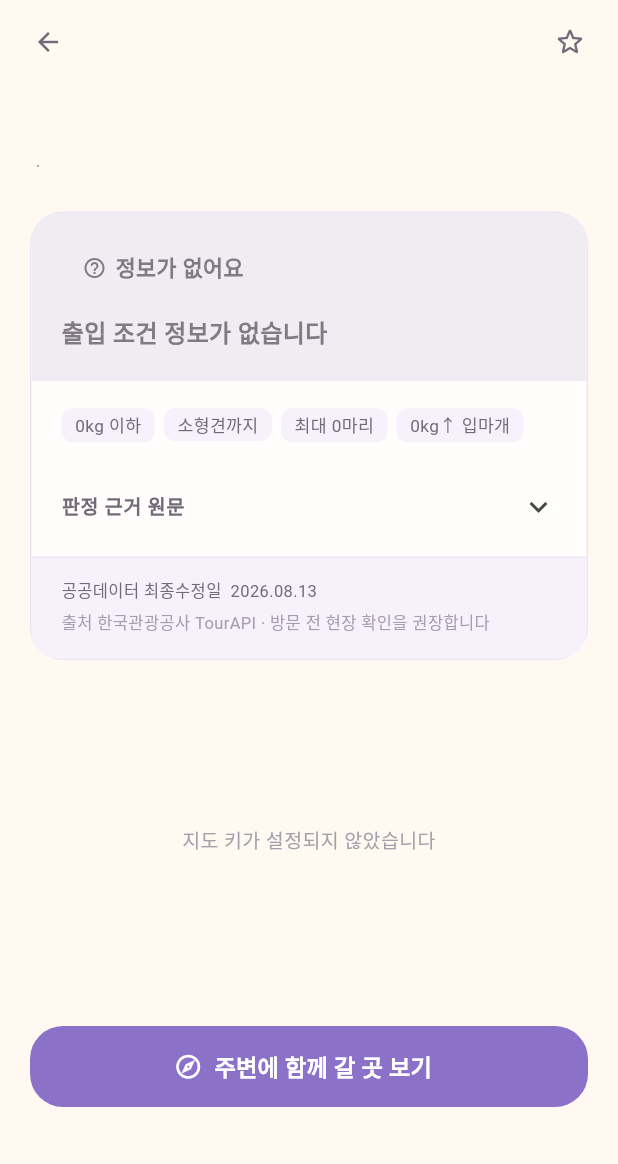
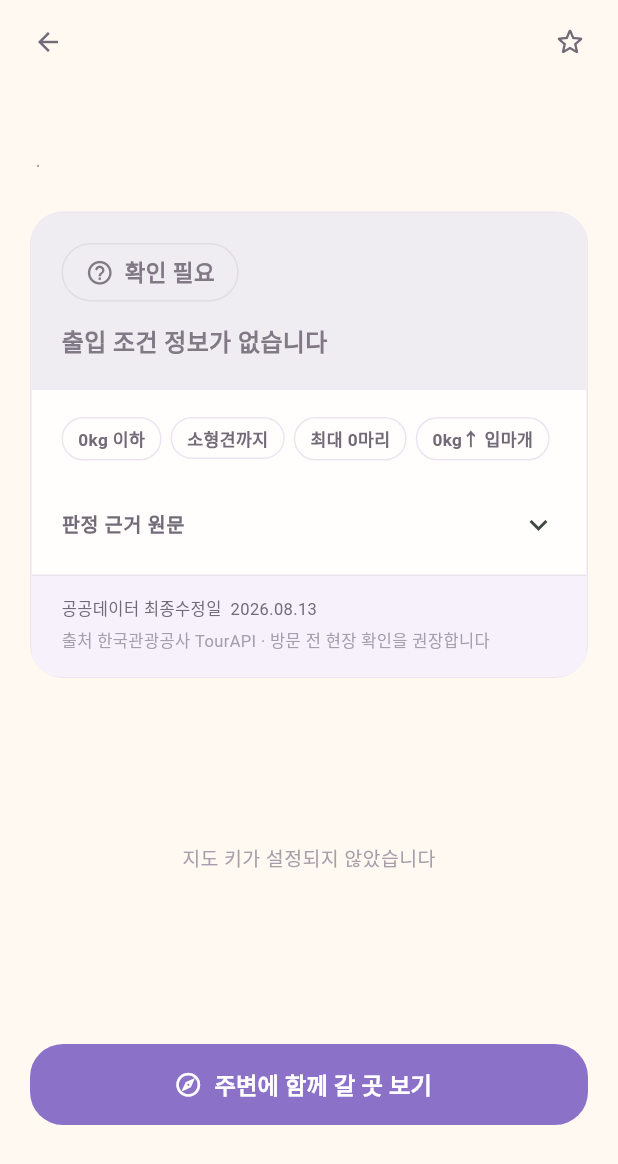
Before and after one commit to GuguGaewoo/petpass, a Flutter app: the PlaceDetailScreen screen opened directly with empty values, on a phone screen of 412 x 824 dp. Shown: the top 1164 px of the screen. Run offline on Flutter 3.47's test engine with Material 3 defaults, Android fonts, the phone set to English and light mode, and no system bars; our stand-ins replace shared_preferences, supabase_flutter, web; missing offline and left inert: dart:js_interop, dart:ui_web, flutter_naver_map; accounts and stored records are empty.

Commit message:
style: soften verdict badges and chips

```diff
--- a/app/lib/presentation/widgets/verdict_badge.dart
+++ b/app/lib/presentation/widgets/verdict_badge.dart
@@ -1,8 +1,6 @@
 /// 판정 뱃지.
 ///
-/// 이전에는 각진 테두리에 넓은 자간으로 도장처럼 만들었으나,
-/// 관공서 서류처럼 읽혀 부드러운 알약 형태로 바꿨다.
-/// 색 자체가 판정을 전달하므로 형태까지 강할 필요가 없다.
+/// 실제 판정 등급은 그대로 두고, 시안의 파스텔 상태 칩 표현만 적용한다.
 library;
 
 import 'package:flutter/material.dart';
@@ -17,19 +15,17 @@ import '../../domain/models/verdict.dart';
   VerdictLevel.unknown => (fg: T.unknown, bg: T.unknownBg),
 };
 
-/// 목록·상세에서 쓰는 짧은 라벨.
-/// 뱃지가 답하는 질문은 하나다: "데려가면 들어갈 수 있나?"
 String verdictLabel(VerdictLevel l) => switch (l) {
-  VerdictLevel.possible => '갈 수 있어요',
-  VerdictLevel.conditional => '준비물이 필요해요',
-  VerdictLevel.impossible => '갈 수 없어요',
-  VerdictLevel.unknown => '정보가 없어요',
+  VerdictLevel.possible => '동반 가능',
+  VerdictLevel.conditional => '조건부 가능',
+  VerdictLevel.impossible => '동반 불가',
+  VerdictLevel.unknown => '확인 필요',
 };
 
 IconData _icon(VerdictLevel l) => switch (l) {
-  VerdictLevel.possible => Icons.check_rounded,
-  VerdictLevel.conditional => Icons.backpack_outlined,
-  VerdictLevel.impossible => Icons.block_rounded,
+  VerdictLevel.possible => Icons.pets_rounded,
+  VerdictLevel.conditional => Icons.warning_amber_rounded,
+  VerdictLevel.impossible => Icons.close_rounded,
   VerdictLevel.unknown => Icons.help_outline_rounded,
 };
 
@@ -44,25 +40,26 @@ class VerdictBadge extends StatelessWidget {
     final c = verdictColors(level);
     return Container(
       padding: EdgeInsets.symmetric(
-        horizontal: large ? 14 : 10,
-        vertical: large ? 8 : 5,
+        horizontal: large ? 15 : 10,
+        vertical: large ? 9 : 5,
       ),
       decoration: BoxDecoration(
         color: c.bg,
         borderRadius: BorderRadius.circular(T.rPill),
+        border: Border.all(color: c.fg.withValues(alpha: .14)),
       ),
       child: Row(
         mainAxisSize: MainAxisSize.min,
         children: [
-          Icon(_icon(level), size: large ? 16 : 13, color: c.fg),
-          SizedBox(width: large ? 6 : 4),
+          Icon(_icon(level), size: large ? 19 : 13, color: c.fg),
+          SizedBox(width: large ? 7 : 4),
           Text(
             verdictLabel(level),
             style: TextStyle(
               fontFamilyFallback: T.kr,
               color: c.fg,
-              fontSize: large ? 14.5 : 12,
-              fontWeight: FontWeight.w600,
+              fontSize: large ? 15 : 12,
+              fontWeight: FontWeight.w700,
               height: 1.1,
             ),
           ),
@@ -81,10 +78,11 @@ class InfoChip extends StatelessWidget {
   @override
   Widget build(BuildContext context) {
     return Container(
-      padding: const EdgeInsets.symmetric(horizontal: 9, vertical: 4),
+      padding: const EdgeInsets.symmetric(horizontal: 10, vertical: 6),
       decoration: BoxDecoration(
-        color: T.sunken,
-        borderRadius: BorderRadius.circular(8),
+        color: T.card,
+        borderRadius: BorderRadius.circular(T.rPill),
+        border: Border.all(color: T.line),
       ),
       child: Text(
         label,
@@ -92,6 +90,7 @@ class InfoChip extends StatelessWidget {
           fontFamilyFallback: T.kr,
           fontSize: T.micro,
           color: T.inkSoft,
+          fontWeight: FontWeight.w600,
           height: 1.2,
         ),
       ),
```
